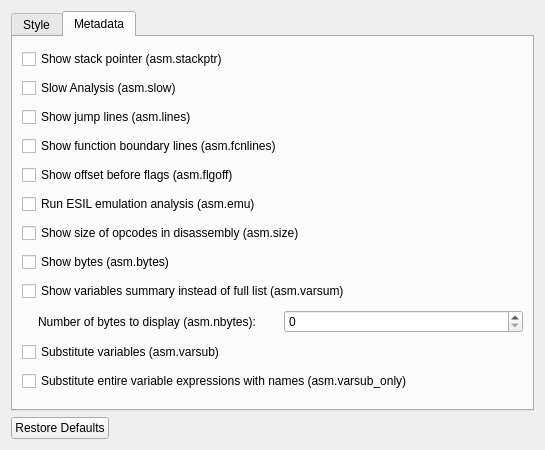
Before: the Qt Designer form src/dialogs/preferences/AsmOptionsWidget.ui in rizinorg/cutter, drawn with Qt 5.
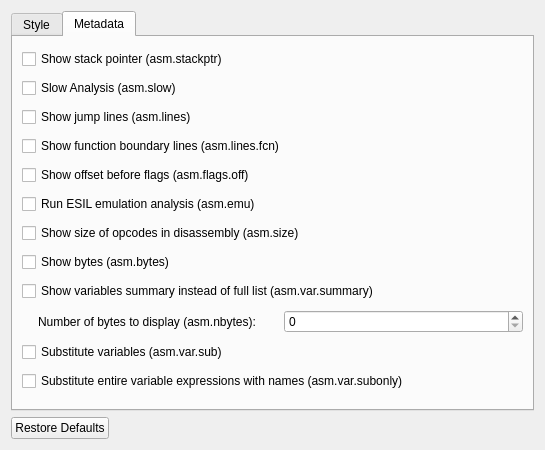
After: the same form once the commit is applied. The open tabs and pages were chosen to show the change.

Diff of the .ui file:
```diff
--- a/src/dialogs/preferences/AsmOptionsWidget.ui
+++ b/src/dialogs/preferences/AsmOptionsWidget.ui
@@ -172,14 +172,14 @@
        <item>
         <widget class="QCheckBox" name="fcnlinesCheckBox">
          <property name="text">
-          <string>Show function boundary lines (asm.fcnlines)</string>
+          <string>Show function boundary lines (asm.lines.fcn)</string>
          </property>
         </widget>
        </item>
        <item>
         <widget class="QCheckBox" name="flgoffCheckBox">
          <property name="text">
-          <string>Show offset before flags (asm.flgoff)</string>
+          <string>Show offset before flags (asm.flags.off)</string>
          </property>
         </widget>
        </item>
@@ -207,7 +207,7 @@
        <item>
         <widget class="QCheckBox" name="varsumCheckBox">
          <property name="text">
-          <string>Show variables summary instead of full list (asm.varsum)</string>
+          <string>Show variables summary instead of full list (asm.var.summary)</string>
          </property>
         </widget>
        </item>
@@ -238,14 +238,14 @@
        <item>
         <widget class="QCheckBox" name="varsubCheckBox">
          <property name="text">
-          <string>Substitute variables (asm.varsub)</string>
+          <string>Substitute variables (asm.var.sub)</string>
          </property>
         </widget>
        </item>
        <item>
         <widget class="QCheckBox" name="varsubOnlyCheckBox">
          <property name="text">
-          <string>Substitute entire variable expressions with names (asm.varsub_only)</string>
+          <string>Substitute entire variable expressions with names (asm.var.subonly)</string>
          </property>
         </widget>
        </item>
```
Left out of the diff: 2 changed lines with no effect on the pictures.
